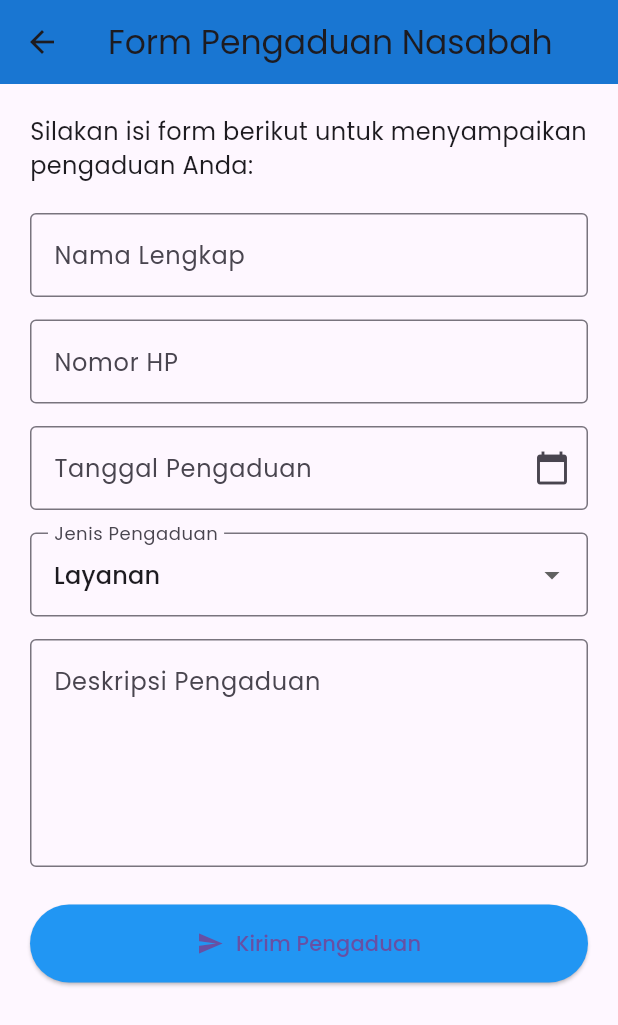
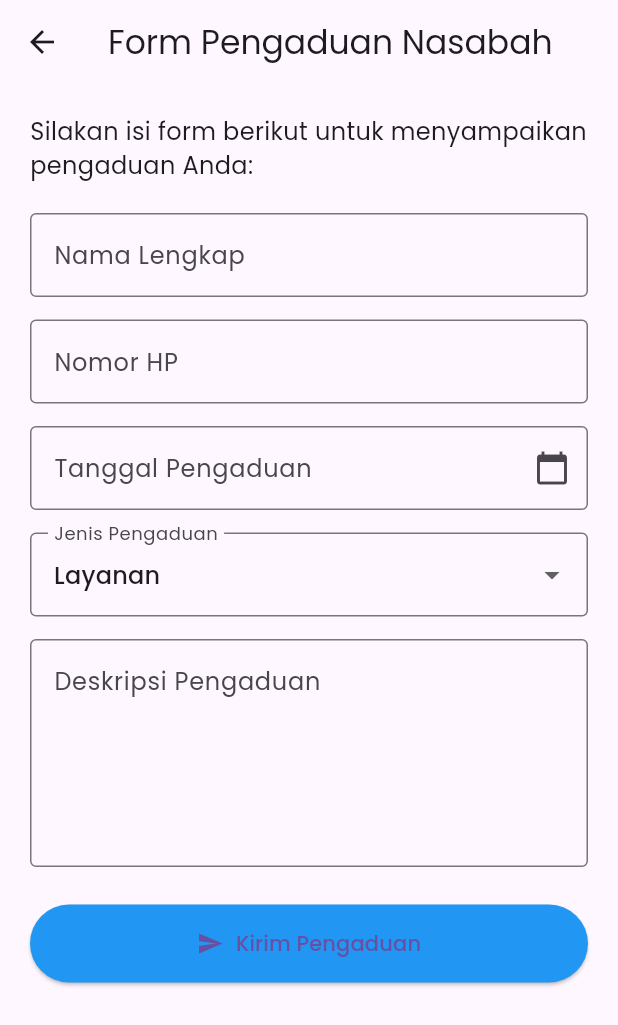
Before and after one commit to Rishackmoto/bankanp, a Flutter app: the PengaduanNasabahDesktop screen opened directly, on a phone screen of 412 x 824 dp. Shown: the top 1025 px of the screen. Run offline on Flutter 3.47's test engine with Material 3 defaults, Android fonts, the phone set to English and light mode, and no system bars; our stand-ins replace carousel_slider, google_fonts, lottie, web; missing offline and left inert: dart:html, dart:ui_web, social_media_buttons; statements that could not run were skipped; project files that could hold a hidden picture were left out.

```diff
--- a/lib/pages/desktop/pengaduandesktop.dart
+++ b/lib/pages/desktop/pengaduandesktop.dart
@@ -101,7 +101,6 @@ class _PengaduanNasabahDesktopState extends State<PengaduanNasabahDesktop> {
       appBar: AppBar(
         title: const Text('Form Pengaduan Nasabah'),
         centerTitle: true,
-        backgroundColor: Colors.blue.shade700,
       ),
       body: Center(
         child: Container(
```
